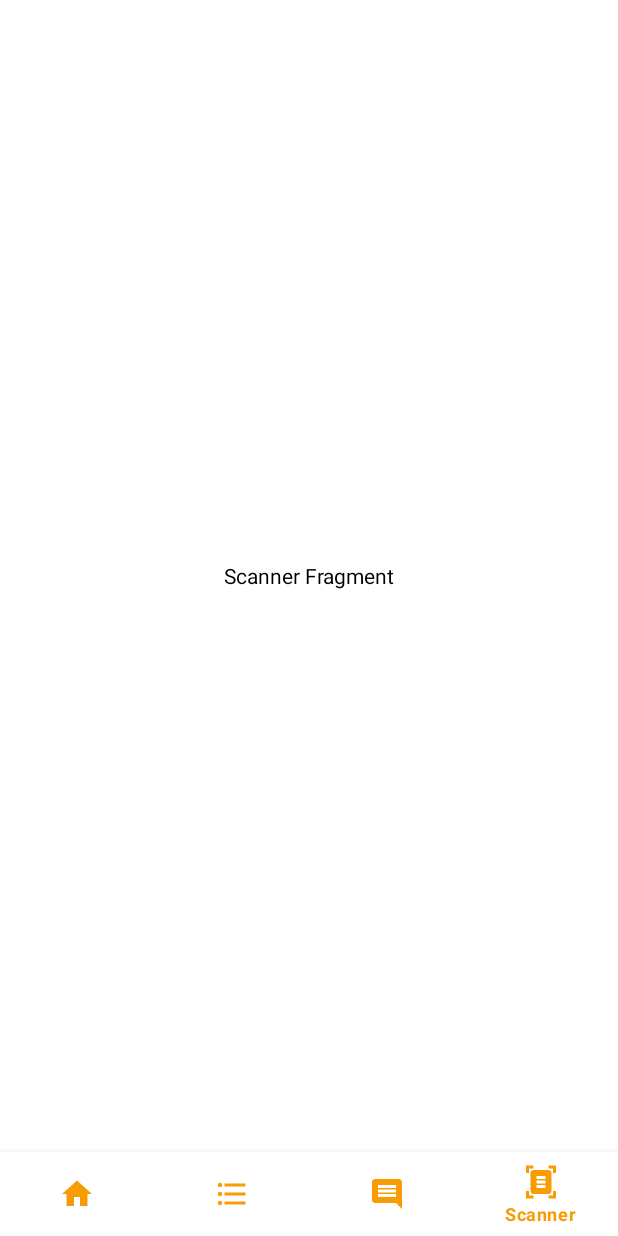
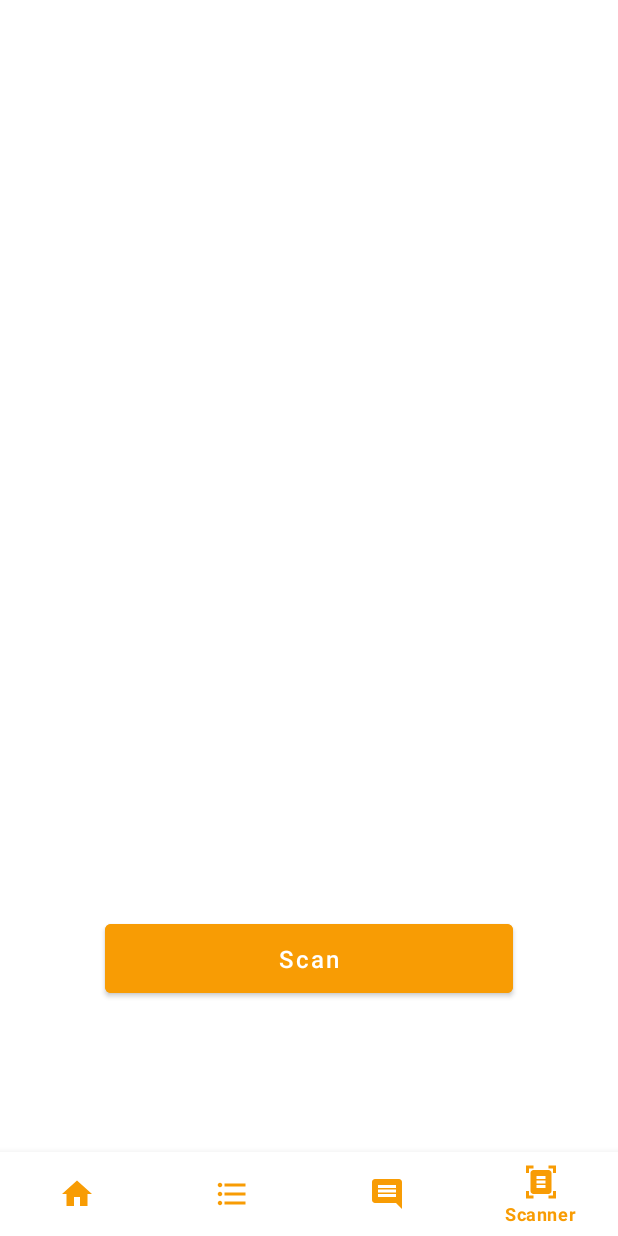
Before and after one commit to Deepraj99/Bhojnalya, an Android app: the screen it shows after launch once a user with an empty profile is signed in (MainActivity), item 4 of the bottom bar chosen, on a phone screen of 412 x 824 dp. Run offline under Robolectric (Android 15) with nearby library versions, the phone set to English and light mode, and no system bars; our stand-ins replace Firebase (no records; nobody signed in at launch, a user with empty details on screens opened directly); libraries missing offline, so code that uses them is left out: com.journeyapps.barcodescanner.

Commit message:
added QR scanner

```diff
--- a/app/src/main/AndroidManifest.xml
+++ b/app/src/main/AndroidManifest.xml
@@ -1,7 +1,7 @@
 <?xml version="1.0" encoding="utf-8"?>
 <manifest xmlns:android="http://schemas.android.com/apk/res/android"
     xmlns:tools="http://schemas.android.com/tools">
-
+    <uses-permission android:name="android.permission.CAMERA"/>
     <application
         android:allowBackup="true"
         android:dataExtractionRules="@xml/data_extraction_rules"
@@ -67,6 +67,10 @@
                 android:name="android.app.lib_name"
                 android:value="" />
         </activity>
+        <activity android:name=".CaptureAct"
+            android:screenOrientation="portrait"
+            android:stateNotNeeded="true"
+            android:theme="@style/zxing_CaptureTheme"/>
     </application>
 
 </manifest>
--- /dev/null
+++ b/app/src/main/java/com/example/bhojnalya/CaptureAct.java
@@ -0,0 +1,6 @@
+package com.example.bhojnalya;
+
+import com.journeyapps.barcodescanner.CaptureActivity;
+
+public class CaptureAct extends CaptureActivity {
+}
--- a/app/src/main/java/com/example/bhojnalya/ScannerFragment.java
+++ b/app/src/main/java/com/example/bhojnalya/ScannerFragment.java
@@ -1,64 +1,68 @@
 package com.example.bhojnalya;
 
+import android.app.AlertDialog;
+import android.content.DialogInterface;
 import android.os.Bundle;
 
+import androidx.activity.result.ActivityResultLauncher;
+import androidx.annotation.NonNull;
+import androidx.annotation.Nullable;
 import androidx.fragment.app.Fragment;
 
 import android.view.LayoutInflater;
 import android.view.View;
 import android.view.ViewGroup;
+import android.widget.Button;
 
-/**
- * A simple {@link Fragment} subclass.
- * Use the {@link ScannerFragment#newInstance} factory method to
- * create an instance of this fragment.
- */
+import com.journeyapps.barcodescanner.ScanContract;
+import com.journeyapps.barcodescanner.ScanOptions;
+
 public class ScannerFragment extends Fragment {
+    Button btn_scan;
 
-    // TODO: Rename parameter arguments, choose names that match
-    // the fragment initialization parameters, e.g. ARG_ITEM_NUMBER
-    private static final String ARG_PARAM1 = "param1";
-    private static final String ARG_PARAM2 = "param2";
-
-    // TODO: Rename and change types of parameters
-    private String mParam1;
-    private String mParam2;
-
-    public ScannerFragment() {
-        // Required empty public constructor
-    }
-
-    /**
-     * Use this factory method to create a new instance of
-     * this fragment using the provided parameters.
-     *
-     * @param param1 Parameter 1.
-     * @param param2 Parameter 2.
-     * @return A new instance of fragment ScannerFragment.
-     */
-    // TODO: Rename and change types and number of parameters
-    public static ScannerFragment newInstance(String param1, String param2) {
-        ScannerFragment fragment = new ScannerFragment();
-        Bundle args = new Bundle();
-        args.putString(ARG_PARAM1, param1);
-        args.putString(ARG_PARAM2, param2);
-        fragment.setArguments(args);
-        return fragment;
+    @Override
+    public View onCreateView(LayoutInflater inflater, ViewGroup container, Bundle savedInstanceState) {
+        // Inflate the layout for this fragment
+        View view = inflater.inflate(R.layout.fragment_scanner, container, false);
+        return view;
     }
 
     @Override
-    public void onCreate(Bundle savedInstanceState) {
-        super.onCreate(savedInstanceState);
-        if (getArguments() != null) {
-            mParam1 = getArguments().getString(ARG_PARAM1);
-            mParam2 = getArguments().getString(ARG_PARAM2);
-        }
+    public void onViewCreated(@NonNull View view, @Nullable Bundle savedInstanceState) {
+        super.onViewCreated(view, savedInstanceState);
+
+        btn_scan = view.findViewById(R.id.btn_scan);
+        btn_scan.setOnClickListener(v ->
+        {
+            scanCode();
+        });
     }
 
-    @Override
-    public View onCreateView(LayoutInflater inflater, ViewGroup container,
-                             Bundle savedInstanceState) {
-        // Inflate the layout for this fragment
-        return inflater.inflate(R.layout.fragment_scanner, container, false);
+
+
+    private void scanCode()
+    {
+        ScanOptions options = new ScanOptions();
+        options.setPrompt("Volume up to flash on");
+        options.setBeepEnabled(true);
+        options.setOrientationLocked(true);
+        options.setCaptureActivity(CaptureAct.class);
+        barLauncher.launch(options);
     }
+
+    ActivityResultLauncher<ScanOptions> barLauncher = registerForActivityResult(new ScanContract(), result ->
+    {
+        if(result.getContents() != null)
+        {
+            AlertDialog.Builder builder = new AlertDialog.Builder(getContext());
+            builder.setTitle("Result");
+            builder.setMessage(result.getContents());
+            builder.setPositiveButton("Ok", new DialogInterface.OnClickListener() {
+                @Override
+                public void onClick(DialogInterface dialogInterface, int i) {
+                    dialogInterface.dismiss();
+                }
+            }).show();
+        }
+    });
 }
--- a/app/src/main/res/layout/fragment_scanner.xml
+++ b/app/src/main/res/layout/fragment_scanner.xml
@@ -1,17 +1,26 @@
 <?xml version="1.0" encoding="utf-8"?>
-<FrameLayout xmlns:android="http://schemas.android.com/apk/res/android"
+<androidx.constraintlayout.widget.ConstraintLayout
+    xmlns:android="http://schemas.android.com/apk/res/android"
+    xmlns:app="http://schemas.android.com/apk/res-auto"
     xmlns:tools="http://schemas.android.com/tools"
     android:layout_width="match_parent"
     android:layout_height="match_parent"
     android:background="@color/white"
     tools:context=".ScannerFragment">
 
-    <!-- TODO: Update blank fragment layout -->
-    <TextView
+    <Button
+        android:id="@+id/btn_scan"
         android:layout_width="match_parent"
-        android:layout_height="match_parent"
-        android:gravity="center"
-        android:text="Scanner Fragment"
-        android:textColor="@color/black"/>
-
-</FrameLayout>
+        android:layout_height="wrap_content"
+        android:backgroundTint="@color/yellow"
+        android:text="@string/scan"
+        android:textAllCaps="false"
+        android:textColor="@color/white"
+        android:textSize="16sp"
+        android:paddingVertical="12dp"
+        android:layout_marginHorizontal="70dp"
+        android:layout_marginBottom="100dp"
+        app:layout_constraintBottom_toBottomOf="parent"
+        app:layout_constraintEnd_toEndOf="parent"
+        app:layout_constraintStart_toStartOf="parent" />
+</androidx.constraintlayout.widget.ConstraintLayout>
--- a/app/src/main/res/values/strings.xml
+++ b/app/src/main/res/values/strings.xml
@@ -12,4 +12,5 @@
     <string name="nonveg_menu">NonVeg Menu</string>
     <string name="veg_menu">Veg Menu</string>
     <string name="delete">Delete comment</string>
+    <string name="scan">Scan</string>
 </resources>
```
Also changed, not shown: app/build.gradle (+4 -3 lines).
